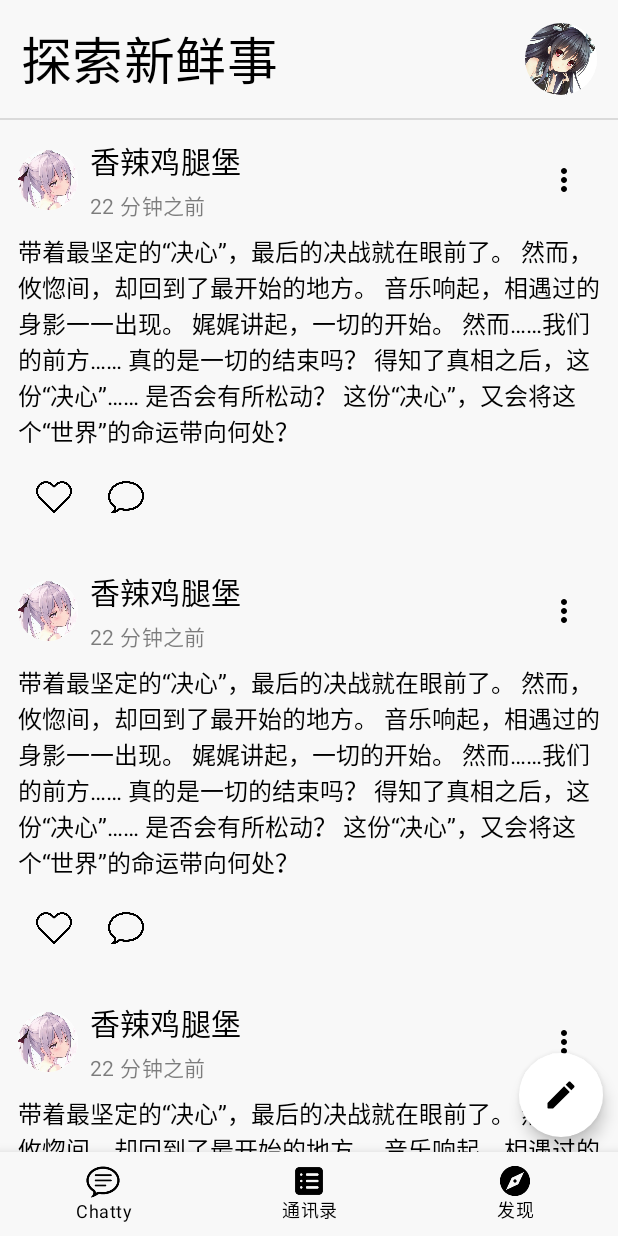
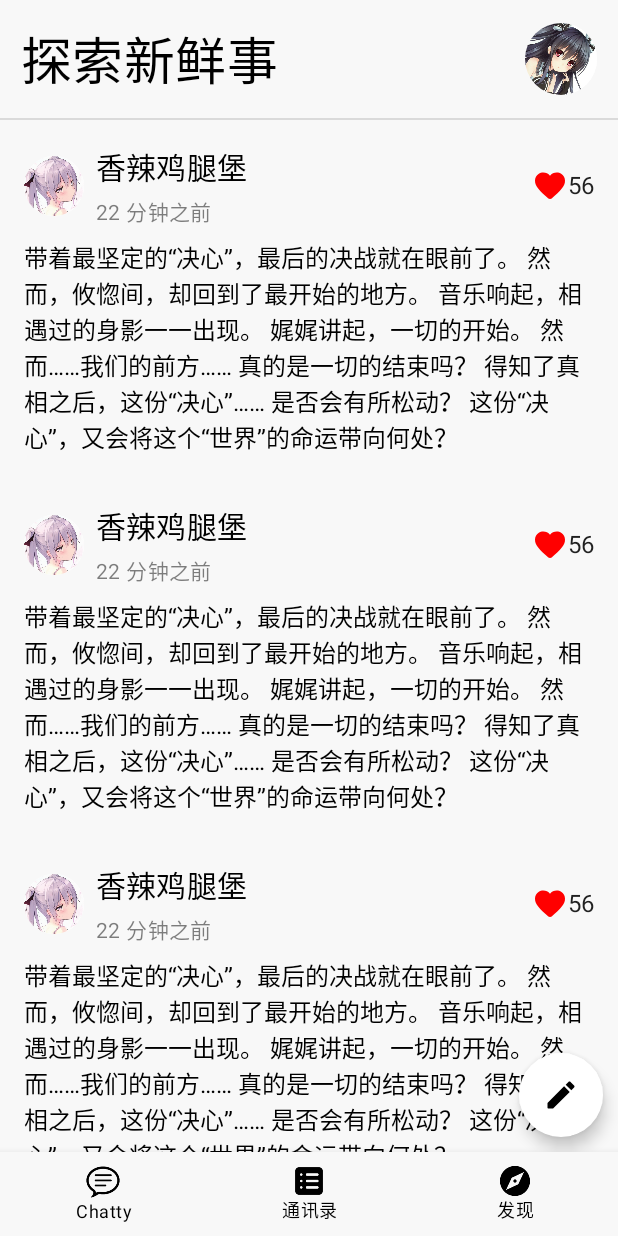
Before and after one commit to compose-museum/Chatty, an Android app built with Jetpack Compose: the screen it shows after launch (MainActivity), item 3 of the bottom bar chosen, on a phone screen of 412 x 824 dp. Run offline under Robolectric (Android 15) with nearby library versions, the phone set to English and light mode, and no system bars; our stand-ins replace accompanist, constraintlayout-compose; 1 statement that could not run was skipped.

Commit message:
更新部分细节

```diff
--- a/app/src/main/java/com/chatty/compose/MainActivity.kt
+++ b/app/src/main/java/com/chatty/compose/MainActivity.kt
@@ -8,17 +8,11 @@ import androidx.compose.animation.core.tween
 import androidx.compose.animation.slideInHorizontally
 import androidx.compose.animation.slideOutHorizontally
 import androidx.compose.material.MaterialTheme
-import androidx.compose.runtime.Composable
-import androidx.compose.runtime.CompositionLocalProvider
-import androidx.compose.runtime.DisposableEffect
-import androidx.compose.runtime.SideEffect
-import androidx.compose.runtime.remember
+import androidx.compose.runtime.*
 import androidx.compose.ui.graphics.Color
 import androidx.compose.ui.unit.IntOffset
 import androidx.core.view.WindowCompat
 import androidx.navigation.NavController
-import androidx.navigation.NavDestination
-import androidx.navigation.NavGraphBuilder
 import androidx.navigation.NavHostController
 import androidx.navigation.NavType
 import androidx.navigation.navArgument
@@ -29,6 +23,7 @@ import com.chatty.compose.screens.conversation.ConversationUiState
 import com.chatty.compose.screens.conversation.LocalBackPressedDispatcher
 import com.chatty.compose.screens.conversation.mock.initialMessages
 import com.chatty.compose.screens.drawer.PersonalProfileEditor
+import com.chatty.compose.screens.explorer.CreatePost
 import com.chatty.compose.screens.login.Login
 import com.chatty.compose.screens.register.Register
 import com.chatty.compose.screens.splash.Splash
@@ -86,7 +81,7 @@ class MainActivity : ComponentActivity() {
 @OptIn(ExperimentalAnimationApi::class)
 @Composable
 fun ChattyNavHost(navController: NavHostController) {
-    val transSpec = remember { tween<IntOffset>(700) }
+    val transSpec = remember { tween<IntOffset>(400) }
 
     AnimatedNavHost(
         navController = navController,
@@ -204,6 +199,11 @@ fun ChattyNavHost(navController: NavHostController) {
                 )
             )
         }
+        composable(
+            route = AppScreen.createPost
+        ) {
+            CreatePost()
+        }
     }
 }
 
--- a/app/src/main/java/com/chatty/compose/screens/explorer/CreatePost.kt
+++ b/app/src/main/java/com/chatty/compose/screens/explorer/CreatePost.kt
@@ -1,12 +1,8 @@
 package com.chatty.compose.screens.explorer
 
 import androidx.compose.foundation.background
-import androidx.compose.foundation.layout.Column
-import androidx.compose.foundation.layout.fillMaxSize
-import androidx.compose.foundation.layout.fillMaxWidth
-import androidx.compose.foundation.layout.padding
+import androidx.compose.foundation.layout.*
 import androidx.compose.material.*
-import androidx.compose.material.AppBarDefaults.ContentPadding
 import androidx.compose.material.icons.Icons
 import androidx.compose.material.icons.rounded.ArrowBack
 import androidx.compose.material.icons.rounded.Done
@@ -24,20 +20,22 @@ import com.chatty.compose.ui.components.CircleShapeImage
 import com.chatty.compose.ui.components.TopBar
 import com.chatty.compose.ui.components.WidthSpacer
 import com.chatty.compose.ui.theme.chattyColors
-import com.chatty.compose.ui.utils.LocalModalBottomSheetState
+import com.chatty.compose.ui.utils.LocalNavController
 import com.chatty.compose.ui.utils.hideIME
 import kotlinx.coroutines.launch
 
 @Composable
 fun CreatePost() {
     var text by remember { mutableStateOf("") }
-    Column (
-        modifier = Modifier.fillMaxSize().background(MaterialTheme.chattyColors.backgroundColor)
+    Column(
+        modifier = Modifier
+            .fillMaxSize()
+            .background(MaterialTheme.chattyColors.backgroundColor)
     ) {
         CreatePostTopBar()
         Divider(Modifier.fillMaxWidth())
         Column {
-            CenterRow(Modifier.padding(14.dp)) {
+            CenterRow(Modifier.padding(start = 14.dp, end = 14.dp, top = 14.dp)) {
                 CircleShapeImage(size = 40.dp, painter = painterResource(id = R.drawable.ava4))
                 WidthSpacer(value = 4.dp)
                 Text("香辣鸡腿堡",Modifier.weight(1f) ,style = MaterialTheme.typography.h6, color = MaterialTheme.chattyColors.textColor)
@@ -54,9 +52,12 @@ fun CreatePost() {
                     focusedIndicatorColor = Color.Transparent,
                     cursorColor = MaterialTheme.chattyColors.textColor,
                 ),
-                modifier = Modifier.fillMaxSize(),
+                modifier = Modifier
+                    .navigationBarsPadding()
+                    .imePadding()
+                    .fillMaxSize(),
                 placeholder = {
-                    Text("最近发生了什么有意思的事情？", color = MaterialTheme.chattyColors.textColor)
+                    Text("最近发生了什么有意思的事情？", color = MaterialTheme.chattyColors.textColor, modifier = Modifier.alpha(0.5f))
                 },
                 textStyle = TextStyle(color = MaterialTheme.chattyColors.textColor)
             )
@@ -68,8 +69,8 @@ fun CreatePost() {
 @Composable
 fun CreatePostTopBar() {
 
-    val bottomSheetState = LocalModalBottomSheetState.current
     val scope = rememberCoroutineScope()
+    val navController = LocalNavController.current
     val context = LocalContext.current
 
     TopBar(
@@ -78,7 +79,7 @@ fun CreatePostTopBar() {
             IconButton(onClick = {
                 scope.launch {
                     context.hideIME()
-                    bottomSheetState.hide()
+                    navController.popBackStack()
                 }
             }) {
                 Icon(Icons.Rounded.ArrowBack, null, tint = MaterialTheme.chattyColors.iconColor)
@@ -91,12 +92,12 @@ fun CreatePostTopBar() {
             IconButton(onClick = {
                 scope.launch {
                     context.hideIME()
-                    bottomSheetState.hide()
+                    navController.popBackStack()
                 }
             }) {
                 Icon(Icons.Rounded.Done, null, tint = MaterialTheme.chattyColors.iconColor)
             }
         },
-        contentPadding = ContentPadding
+        contentPadding = WindowInsets.statusBars.asPaddingValues()
     )
 }
--- a/app/src/main/java/com/chatty/compose/screens/explorer/Explorer.kt
+++ b/app/src/main/java/com/chatty/compose/screens/explorer/Explorer.kt
@@ -2,24 +2,23 @@ package com.chatty.compose.screens.explorer
 
 import androidx.compose.animation.ExperimentalAnimationApi
 import androidx.compose.foundation.background
+import androidx.compose.foundation.clickable
 import androidx.compose.foundation.layout.*
 import androidx.compose.foundation.lazy.LazyColumn
 import androidx.compose.foundation.lazy.rememberLazyListState
 import androidx.compose.material.*
 import androidx.compose.material.icons.Icons
-import androidx.compose.material.icons.rounded.MoreVert
+import androidx.compose.material.icons.rounded.Favorite
 import androidx.compose.runtime.*
 import androidx.compose.ui.Modifier
 import androidx.compose.ui.draw.alpha
+import androidx.compose.ui.graphics.Color
 import androidx.compose.ui.res.painterResource
 import androidx.compose.ui.unit.dp
 import com.chatty.compose.R
-import com.chatty.compose.ui.components.CenterRow
-import com.chatty.compose.ui.components.CircleShapeImage
-import com.chatty.compose.ui.components.HeightSpacer
-import com.chatty.compose.ui.components.WidthSpacer
+import com.chatty.compose.ui.components.*
 import com.chatty.compose.ui.theme.chattyColors
-import com.chatty.compose.ui.utils.LocalModalBottomSheetState
+import com.chatty.compose.ui.utils.LocalNavController
 import kotlinx.coroutines.launch
 
 @OptIn(ExperimentalAnimationApi::class, ExperimentalMaterialApi::class)
@@ -27,9 +26,7 @@ import kotlinx.coroutines.launch
 fun Explorer() {
 
     val lazyState = rememberLazyListState()
-    val bottomSheetState = rememberModalBottomSheetState(ModalBottomSheetValue.Hidden)
-
-
+    val navController = LocalNavController.current
     val scope = rememberCoroutineScope()
     val firstItemSize by remember {
         derivedStateOf {
@@ -49,11 +46,6 @@ fun Explorer() {
         }
     }
 
-    CompositionLocalProvider(LocalModalBottomSheetState provides bottomSheetState) {
-        ModalBottomSheetLayout(
-            sheetContent = { CreatePost() },
-            sheetState = bottomSheetState
-        ) {
     Box(
         modifier = Modifier
             .fillMaxSize()
@@ -90,12 +82,10 @@ fun Explorer() {
             boxScope = this,
             targetState = topBarAlpha,
             editAction = {
-                        scope.launch { bottomSheetState.show() }
+                scope.launch { navController.navigate(AppScreen.createPost) }
             }
         ) {
             scope.launch { lazyState.scrollToItem(0) }
-                }
-            }
         }
     }
 }
@@ -108,7 +98,7 @@ fun SocialItem(
     content: String = "带着最坚定的“决心”，最后的决战就在眼前了。 然而，攸惚间，却回到了最开始的地方。 音乐响起，相遇过的身影一一出现。 娓娓讲起，一切的开始。 然而……我们的前方…… 真的是一切的结束吗？ 得知了真相之后，这份“决心”…… 是否会有所松动？ 这份“决心”，又会将这个“世界”的命运带向何处？"
 ) {
     Column(
-        modifier = Modifier.padding(12.dp)
+        modifier = Modifier.clickable { }.padding(16.dp)
     ) {
         CenterRow {
             CircleShapeImage(40.dp, painterResource(avaRes))
@@ -127,8 +117,9 @@ fun SocialItem(
                     color = MaterialTheme.chattyColors.textColor
                 )
             }
-            IconButton(onClick = { /*TODO*/ }) {
-                Icon(Icons.Rounded.MoreVert, null, tint = MaterialTheme.chattyColors.iconColor)
+            CenterRow {
+                Icon(Icons.Rounded.Favorite, null, tint = Color.Red)
+                Text("56")
             }
         }
         HeightSpacer(value = 4.dp)
@@ -136,14 +127,5 @@ fun SocialItem(
             text = content,
             color = MaterialTheme.chattyColors.textColor
         )
-        HeightSpacer(value = 4.dp)
-        CenterRow {
-            IconButton(onClick = { /*TODO*/ }) {
-                Icon(painterResource(R.drawable.heart), null, modifier = Modifier.size(24.dp), tint = MaterialTheme.chattyColors.iconColor)
-            }
-            IconButton(onClick = { /*TODO*/ }) {
-                Icon(painterResource(id = R.drawable.comment), null, modifier = Modifier.size(24.dp), tint = MaterialTheme.chattyColors.iconColor)
     }
 }
-    }
-}
```
Lines whose indentation alone changed are shown as unchanged.
